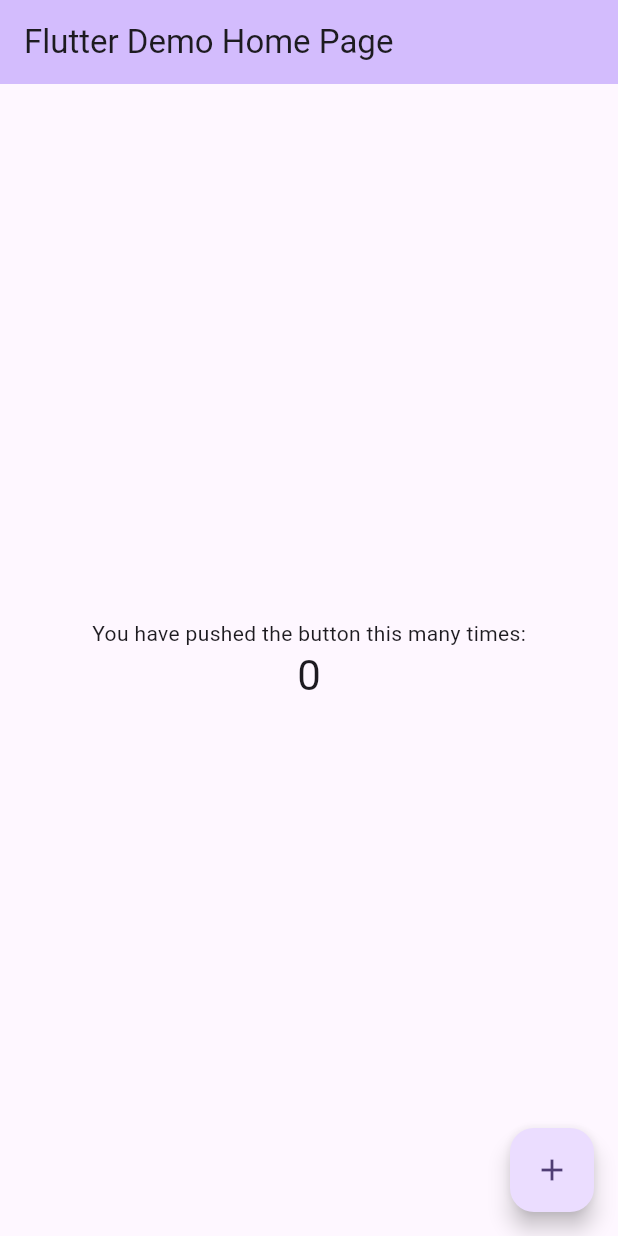
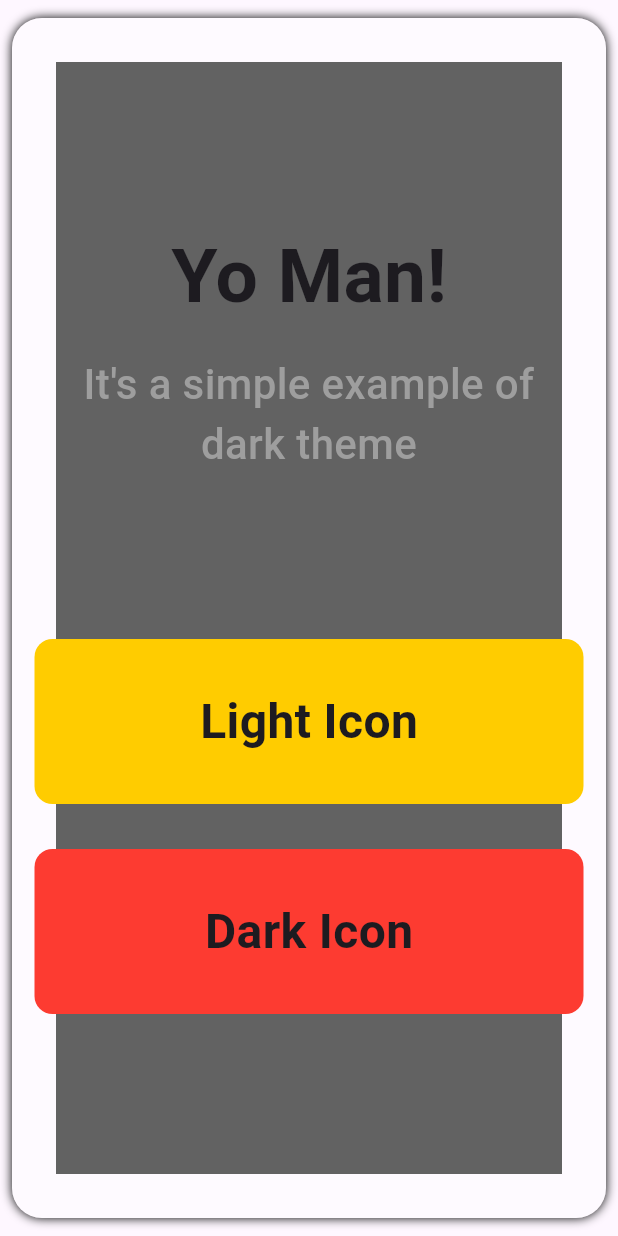
Before and after one commit to OmBharsakle/ADVANCE-FLUTTER, a Flutter app: the screen it shows after launch, on a phone screen of 412 x 824 dp. Run offline on Flutter 3.47's test engine with Material 3 defaults, Android fonts, the phone set to English and light mode, and no system bars.

Commit message:
05/07/2024

```diff
--- /dev/null
+++ b/lib/1.1 Switch Dark Theme to Light Theme/dark.dart
@@ -0,0 +1,108 @@
+import 'package:flutter/cupertino.dart';
+import 'package:flutter/material.dart';
+import 'package:flutter/widgets.dart';
+
+class ChangeTheme extends StatefulWidget {
+  const ChangeTheme({super.key});
+
+  @override
+  State<ChangeTheme> createState() => _ChangeThemeState();
+}
+
+class _ChangeThemeState extends State<ChangeTheme> {
+  @override
+  Widget build(BuildContext context) {
+    return MaterialApp(
+      debugShowCheckedModeBanner: false,
+      darkTheme: ThemeData.dark(),
+      theme: ThemeData.light(),
+      themeMode: isDark?ThemeMode.dark:ThemeMode.light,
+      home: Scaffold(
+        body: Center(
+          child: Padding(
+            padding: const EdgeInsets.all(8.0),
+            child: Container(
+              padding: EdgeInsets.only(left: 15,right: 15),
+              width: double.infinity,
+              height: 800,
+              decoration: BoxDecoration(
+                  boxShadow: [
+                    BoxShadow(
+                        color: isDark?Colors.white38:Colors.black,
+                        offset: const Offset(0,0),
+                        blurStyle: BlurStyle.outer,
+                        spreadRadius: 0,
+                        blurRadius: 5
+                    ),
+                  ],
+                  borderRadius: BorderRadius.circular(20),
+                  color: isDark?Colors.black38:Colors.white38
+              ),
+              alignment: Alignment.center,
+              child: Column(
+                mainAxisAlignment: MainAxisAlignment.center,
+                children: [
+                  Center(
+                    child: Text(
+                      'Yo Man!',
+                      style: TextStyle(fontSize: 50, fontWeight: FontWeight.bold),
+                    ),
+                  ),
+                  SizedBox(height: 16,),
+                  Padding(
+                    padding: const EdgeInsets.only(left: 20,right: 20),
+                    child: Text(
+                      "It's a simple example of dark theme",
+                      style: TextStyle(fontSize: 28, fontWeight: FontWeight.w500,color: Colors.grey),
+                      textAlign: TextAlign.center,
+                    ),
+                  ),
+                  SizedBox(height: 110,),
+                  GestureDetector(
+                    onTap: () {
+                      setState(() {
+                        isDark=false;
+                      });
+                    },
+                    child: Container(
+                      height: 110,
+                      width: double.infinity,
+                      decoration: BoxDecoration(
+                        color: Color(0xffFFCC00),
+                        borderRadius: BorderRadius.circular(12),
+                      ),
+                      alignment: Alignment.center,
+                      child: Text('Light Icon',style: TextStyle(fontSize: 32,fontWeight: FontWeight.bold),),
+                    ),
+                  ),
+                  SizedBox(height: 30,),
+                  GestureDetector(
+                    onTap: () {
+                      setState(() {
+                        isDark=true;
+                      });
+                    },
+                    child: Container(
+                      height: 110,
+                      width: double.infinity,
+                      decoration: BoxDecoration(
+                        color: Color(0xffFD3B31),
+                        borderRadius: BorderRadius.circular(12),
+                      ),
+                      alignment: Alignment.center,
+                      child: Text('Dark Icon',style: TextStyle(fontSize: 32 ,fontWeight: FontWeight.bold),),
+                    ),
+                  ),
+                ],
+              ),
+            ),
+          ),
+        ),
+      ),
+    );
+  }
+}
+
+bool isDark=false;
+
+var dark=ThemeData.dark();
--- a/lib/main.dart
+++ b/lib/main.dart
@@ -1,125 +1,7 @@
 import 'package:flutter/material.dart';
+import '1.1 Switch Dark Theme to Light Theme/dark.dart';
 
-void main() {
-  runApp(const MyApp());
+void main()
+{
+  runApp(ChangeTheme());
 }
-
-class MyApp extends StatelessWidget {
-  const MyApp({super.key});
-
-  // This widget is the root of your application.
-  @override
-  Widget build(BuildContext context) {
-    return MaterialApp(
-      title: 'Flutter Demo',
-      theme: ThemeData(
-        // This is the theme of your application.
-        //
-        // TRY THIS: Try running your application with "flutter run". You'll see
-        // the application has a purple toolbar. Then, without quitting the app,
-        // try changing the seedColor in the colorScheme below to Colors.green
-        // and then invoke "hot reload" (save your changes or press the "hot
-        // reload" button in a Flutter-supported IDE, or press "r" if you used
-        // the command line to start the app).
-        //
-        // Notice that the counter didn't reset back to zero; the application
-        // state is not lost during the reload. To reset the state, use hot
-        // restart instead.
-        //
-        // This works for code too, not just values: Most code changes can be
-        // tested with just a hot reload.
-        colorScheme: ColorScheme.fromSeed(seedColor: Colors.deepPurple),
-        useMaterial3: true,
-      ),
-      home: const MyHomePage(title: 'Flutter Demo Home Page'),
-    );
-  }
-}
-
-class MyHomePage extends StatefulWidget {
-  const MyHomePage({super.key, required this.title});
-
-  // This widget is the home page of your application. It is stateful, meaning
-  // that it has a State object (defined below) that contains fields that affect
-  // how it looks.
-
-  // This class is the configuration for the state. It holds the values (in this
-  // case the title) provided by the parent (in this case the App widget) and
-  // used by the build method of the State. Fields in a Widget subclass are
-  // always marked "final".
-
-  final String title;
-
-  @override
-  State<MyHomePage> createState() => _MyHomePageState();
-}
-
-class _MyHomePageState extends State<MyHomePage> {
-  int _counter = 0;
-
-  void _incrementCounter() {
-    setState(() {
-      // This call to setState tells the Flutter framework that something has
-      // changed in this State, which causes it to rerun the build method below
-      // so that the display can reflect the updated values. If we changed
-      // _counter without calling setState(), then the build method would not be
-      // called again, and so nothing would appear to happen.
-      _counter++;
-    });
-  }
-
-  @override
-  Widget build(BuildContext context) {
-    // This method is rerun every time setState is called, for instance as done
-    // by the _incrementCounter method above.
-    //
-    // The Flutter framework has been optimized to make rerunning build methods
-    // fast, so that you can just rebuild anything that needs updating rather
-    // than having to individually change instances of widgets.
-    return Scaffold(
-      appBar: AppBar(
-        // TRY THIS: Try changing the color here to a specific color (to
-        // Colors.amber, perhaps?) and trigger a hot reload to see the AppBar
-        // change color while the other colors stay the same.
-        backgroundColor: Theme.of(context).colorScheme.inversePrimary,
-        // Here we take the value from the MyHomePage object that was created by
-        // the App.build method, and use it to set our appbar title.
-        title: Text(widget.title),
-      ),
-      body: Center(
-        // Center is a layout widget. It takes a single child and positions it
-        // in the middle of the parent.
-        child: Column(
-          // Column is also a layout widget. It takes a list of children and
-          // arranges them vertically. By default, it sizes itself to fit its
-          // children horizontally, and tries to be as tall as its parent.
-          //
-          // Column has various properties to control how it sizes itself and
-          // how it positions its children. Here we use mainAxisAlignment to
-          // center the children vertically; the main axis here is the vertical
-          // axis because Columns are vertical (the cross axis would be
-          // horizontal).
-          //
-          // TRY THIS: Invoke "debug painting" (choose the "Toggle Debug Paint"
-          // action in the IDE, or press "p" in the console), to see the
-          // wireframe for each widget.
-          mainAxisAlignment: MainAxisAlignment.center,
-          children: <Widget>[
-            const Text(
-              'You have pushed the button this many times:',
-            ),
-            Text(
-              '$_counter',
-              style: Theme.of(context).textTheme.headlineMedium,
-            ),
-          ],
-        ),
-      ),
-      floatingActionButton: FloatingActionButton(
-        onPressed: _incrementCounter,
-        tooltip: 'Increment',
-        child: const Icon(Icons.add),
-      ), // This trailing comma makes auto-formatting nicer for build methods.
-    );
-  }
-}
```
